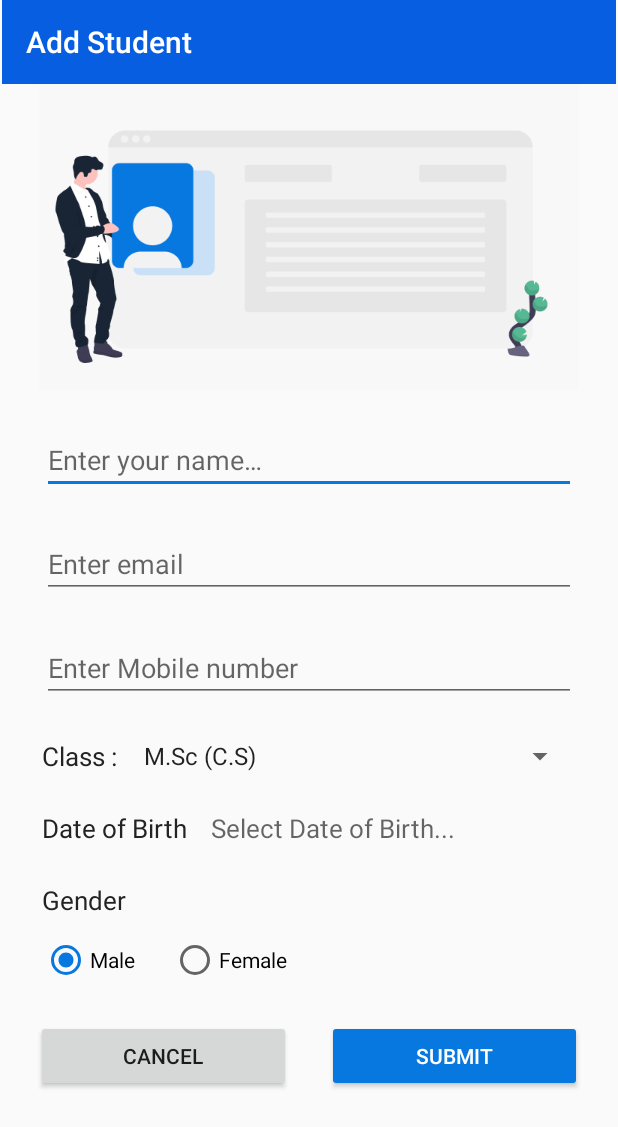
After one commit to ismail-creatvt/Registrar, an Android app: the AddStudentActivity screen opened directly, with no data from a screen before it, on a phone screen of 412 x 824 dp. The commit adds this screen. Shown: the top 1127 px of the screen. Run offline under Robolectric (Android 15) with nearby library versions, the phone set to English and light mode, and no system bars.

Commit message:
Added UI for Add student and done validations for fields. Added Date picker dialog.

```diff
--- a/app/build.gradle
+++ b/app/build.gradle
@@ -30,7 +30,7 @@ dependencies {
     implementation 'androidx.core:core-ktx:1.3.1'
     implementation 'androidx.appcompat:appcompat:1.2.0'
     implementation 'androidx.constraintlayout:constraintlayout:2.0.1'
-    testImplementation 'junit:junit:4.12'
+    testImplementation 'junit:junit:4.13'
     androidTestImplementation 'androidx.test.ext:junit:1.1.2'
     androidTestImplementation 'androidx.test.espresso:espresso-core:3.3.0'
 
--- a/app/src/main/AndroidManifest.xml
+++ b/app/src/main/AndroidManifest.xml
@@ -9,7 +9,8 @@
         android:roundIcon="@mipmap/ic_launcher_round"
         android:supportsRtl="false"
         android:theme="@style/AppTheme">
-        <activity android:name=".MainActivity"/>
+        <activity android:name=".AddStudentActivity"></activity>
+        <activity android:name=".MainActivity" />
         <activity android:name=".SplashActivity">
             <intent-filter>
                 <action android:name="android.intent.action.MAIN" />
--- /dev/null
+++ b/app/src/main/java/com/ismail/creatvt/registrar/AddStudentActivity.kt
@@ -0,0 +1,158 @@
+package com.ismail.creatvt.registrar
+
+import android.app.DatePickerDialog
+import android.content.DialogInterface
+import androidx.appcompat.app.AppCompatActivity
+import android.os.Bundle
+import android.util.Patterns
+import android.view.View
+import android.widget.ArrayAdapter
+import android.widget.DatePicker
+import androidx.appcompat.app.AlertDialog
+import kotlinx.android.synthetic.main.activity_add_student.*
+import org.intellij.lang.annotations.Language
+import java.util.*
+import java.util.regex.Matcher
+import java.util.regex.Pattern
+
+class AddStudentActivity : AppCompatActivity(), DatePickerDialog.OnDateSetListener {
+    override fun onCreate(savedInstanceState: Bundle?) {
+        super.onCreate(savedInstanceState)
+        setContentView(R.layout.activity_add_student)
+
+        setUpClassDropDown()
+
+        submit.setOnClickListener(this::onSubmit)
+        cancel.setOnClickListener {
+            showCancelConfirmationDialog()
+        }
+
+        date_field.setOnClickListener {
+            showDatePickerDialog()
+        }
+    }
+
+    private fun showDatePickerDialog() {
+        val calendar = Calendar.getInstance()
+        val date = calendar.get(Calendar.DAY_OF_MONTH)
+        val month = calendar.get(Calendar.MONTH)
+        val year = calendar.get(Calendar.YEAR)
+
+        val datePicker = DatePickerDialog(
+            this,
+            this,
+            year,
+            month,
+            date
+        )
+        val milliInOneYear = 365 * 24 * 60 * 60 * 1000.toLong()
+        val milliInThirtyYears = (30 * milliInOneYear)
+        val milliInTwelveYears = (12 * milliInOneYear)
+        datePicker.datePicker.minDate = calendar.timeInMillis - milliInThirtyYears
+        datePicker.datePicker.maxDate = calendar.timeInMillis - milliInTwelveYears
+        datePicker.show()
+    }
+
+    private fun onSubmit(view: View) {
+        if (isDataValid()) {
+            saveDataToDb()
+            finish()
+        }
+    }
+
+    private fun saveDataToDb() {
+        //Write code to save data to DB
+    }
+
+    /**
+     * Checks if the user has entered valid data
+     */
+    private fun isDataValid(): Boolean {
+        val name = name_field.text.toString()
+        val email = email_field.text.toString()
+        val mobile = mobile_field.text.toString()
+        val dateOfBirth = date_field.text.toString()
+
+        if (name.isEmpty()) {
+            name_field.error = "Please enter name!"
+            return false
+        }
+        name_field.error = null
+
+        if (isEmailInvalid(email)) {
+            email_field.error = "Please enter valid email!"
+            return false
+        }
+        email_field.error = null
+
+        if (isMobileInvalid(mobile)) {
+            mobile_field.error = "Please enter valid mobile!"
+            return false
+        }
+        mobile_field.error = null
+
+        if (dateOfBirth.isEmpty()) {
+            date_field.error = "Please enter date of birth!"
+            return false
+        }
+        date_field.error = null
+        return true
+    }
+
+    private fun isMobileInvalid(mobile: String): Boolean {
+        @Language("RegExp") val mobilePattern = "[0-9]{10}"
+        val mobileMatcher = Pattern.compile(mobilePattern).matcher(mobile)
+        return !mobileMatcher.matches()
+    }
+
+    private fun isEmailInvalid(email: String): Boolean {
+        val emailMatcher = Patterns.EMAIL_ADDRESS.matcher(email)
+        return !emailMatcher.matches()
+    }
+
+    override fun onBackPressed() {
+        showCancelConfirmationDialog()
+    }
+
+    /**
+     * Shows a dialog to confirm whether the user wants to exit this screen
+     */
+    private fun showCancelConfirmationDialog() {
+        AlertDialog.Builder(this)
+            .setMessage(R.string.cancel_confirmation)
+            .setPositiveButton(R.string.yes) { dialogInterface: DialogInterface, i: Int ->
+                dialogInterface.dismiss()
+                finish()
+            }
+            .setNegativeButton(R.string.no) { dialogInterface: DialogInterface, i: Int ->
+                dialogInterface.dismiss()
+            }
+            .show()
+    }
+
+    /**
+     * Sets up list of classes and attaches it to the spinner
+     */
+    private fun setUpClassDropDown() {
+        val classNames = arrayOf(
+            "M.Sc (C.S)",
+            "B.Sc (C.S)",
+            "MCA",
+            "BCA",
+            "B.Com",
+            "BBA",
+            "M.Com"
+        )
+        val adapter = ArrayAdapter(
+            this,
+            android.R.layout.simple_spinner_item,
+            classNames
+        )
+        adapter.setDropDownViewResource(android.R.layout.simple_spinner_dropdown_item)
+        class_spinner.adapter = adapter
+    }
+
+    override fun onDateSet(view: DatePicker?, year: Int, month: Int, dayOfMonth: Int) {
+        date_field.text = "$dayOfMonth / $month / $year"
+    }
+}
--- /dev/null
+++ b/app/src/main/res/drawable/selector_demo.xml
@@ -0,0 +1,5 @@
+<?xml version="1.0" encoding="utf-8"?>
+<selector xmlns:android="http://schemas.android.com/apk/res/android">
+    <item android:drawable="@drawable/background" android:state_checkable="true"/>
+    <item android:drawable="@drawable/background" android:state_checkable="true"/>
+</selector>
--- /dev/null
+++ b/app/src/main/res/drawable/shape_drawable_demo.xml
@@ -0,0 +1,6 @@
+<?xml version="1.0" encoding="utf-8"?>
+<shape xmlns:android="http://schemas.android.com/apk/res/android">
+    <solid android:color="@color/colorPrimary"/>
+    <corners android:radius="8dp"/>
+    <size android:width="32dp" android:height="32dp"/>
+</shape>
--- /dev/null
+++ b/app/src/main/res/layout/activity_add_student.xml
@@ -0,0 +1,189 @@
+<?xml version="1.0" encoding="utf-8"?>
+<androidx.constraintlayout.widget.ConstraintLayout xmlns:android="http://schemas.android.com/apk/res/android"
+    xmlns:app="http://schemas.android.com/apk/res-auto"
+    xmlns:tools="http://schemas.android.com/tools"
+    android:layout_width="match_parent"
+    android:layout_height="match_parent"
+    tools:context=".AddStudentActivity">
+
+    <androidx.appcompat.widget.Toolbar
+        android:id="@+id/toolbar"
+        android:layout_width="409dp"
+        android:layout_height="wrap_content"
+        android:background="?attr/colorPrimary"
+        android:minHeight="?attr/actionBarSize"
+        android:theme="?attr/actionBarTheme"
+        app:layout_constraintEnd_toEndOf="parent"
+        app:layout_constraintStart_toStartOf="parent"
+        app:layout_constraintTop_toTopOf="parent"
+        app:title="@string/add_student"
+        app:titleTextColor="@android:color/white" />
+
+    <ImageView
+        android:id="@+id/imageView2"
+        android:layout_width="0dp"
+        android:layout_height="wrap_content"
+        app:layout_constraintEnd_toEndOf="parent"
+        app:layout_constraintStart_toStartOf="parent"
+        app:layout_constraintTop_toBottomOf="@+id/toolbar"
+        app:srcCompat="@drawable/form_header" />
+
+    <ScrollView
+        android:layout_width="0dp"
+        android:layout_height="0dp"
+        app:layout_constraintBottom_toBottomOf="parent"
+        app:layout_constraintEnd_toEndOf="parent"
+        app:layout_constraintStart_toStartOf="parent"
+        app:layout_constraintTop_toBottomOf="@+id/imageView2">
+        <androidx.constraintlayout.widget.ConstraintLayout
+            android:layout_width="match_parent"
+            android:layout_height="wrap_content">
+
+            <EditText
+                android:id="@+id/name_field"
+                android:layout_width="0dp"
+                android:layout_height="wrap_content"
+                android:layout_marginStart="28dp"
+                android:layout_marginTop="24dp"
+                android:layout_marginEnd="28dp"
+                android:ems="10"
+                tools:text="Ismail"
+                android:hint="@string/enter_your_name"
+                android:inputType="textPersonName"
+                app:layout_constraintEnd_toEndOf="parent"
+                app:layout_constraintStart_toStartOf="parent"
+                app:layout_constraintTop_toTopOf="parent"/>
+
+            <EditText
+                android:id="@+id/email_field"
+                android:layout_width="0dp"
+                android:layout_height="wrap_content"
+                android:layout_marginTop="24dp"
+                android:ems="10"
+                android:hint="@string/enter_email"
+                android:inputType="textEmailAddress"
+                app:layout_constraintEnd_toEndOf="@+id/name_field"
+                app:layout_constraintStart_toStartOf="@+id/name_field"
+                app:layout_constraintTop_toBottomOf="@+id/name_field" />
+
+            <EditText
+                android:id="@+id/mobile_field"
+                android:layout_width="0dp"
+                android:layout_height="wrap_content"
+                android:layout_marginTop="24dp"
+                android:ems="10"
+                android:hint="@string/enter_mobile_number"
+                android:inputType="phone"
+                app:layout_constraintEnd_toEndOf="@+id/email_field"
+                app:layout_constraintStart_toStartOf="@+id/email_field"
+                app:layout_constraintTop_toBottomOf="@+id/email_field" />
+
+            <TextView
+                android:id="@+id/textView"
+                android:layout_width="wrap_content"
+                android:layout_height="wrap_content"
+                android:text="@string/class_label"
+                android:textSize="17sp"
+                android:textColor="@color/textColorNormal"
+                app:layout_constraintBottom_toBottomOf="@+id/class_spinner"
+                app:layout_constraintStart_toStartOf="@+id/mobile_field" />
+
+            <Spinner
+                android:id="@+id/class_spinner"
+                android:layout_width="0dp"
+                android:layout_height="wrap_content"
+                android:layout_marginStart="10dp"
+                android:layout_marginTop="24dp"
+                app:layout_constraintEnd_toEndOf="@+id/mobile_field"
+                app:layout_constraintStart_toEndOf="@+id/textView"
+                app:layout_constraintTop_toBottomOf="@+id/mobile_field" />
+
+            <TextView
+                android:id="@+id/textView2"
+                android:layout_width="wrap_content"
+                android:layout_height="wrap_content"
+                android:layout_marginTop="24dp"
+                android:textSize="17sp"
+                android:text="@string/date_of_birth"
+                android:textColor="@color/textColorNormal"
+                app:layout_constraintStart_toStartOf="@+id/textView"
+                app:layout_constraintTop_toBottomOf="@+id/textView" />
+
+            <TextView
+                android:id="@+id/date_field"
+                android:layout_width="0dp"
+                android:layout_height="wrap_content"
+                android:layout_marginStart="16dp"
+                android:textSize="17sp"
+                android:hint="@string/select_date_of_birth"
+                android:textColor="@color/textColorNormal"
+                app:layout_constraintBaseline_toBaselineOf="@+id/textView2"
+                app:layout_constraintEnd_toEndOf="@+id/class_spinner"
+                app:layout_constraintStart_toEndOf="@+id/textView2" />
+
+            <TextView
+                android:id="@+id/textView4"
+                android:layout_width="wrap_content"
+                android:layout_height="wrap_content"
+                android:layout_marginTop="24dp"
+                android:text="@string/gender"
+                android:textSize="17sp"
+                android:textColor="@color/textColorNormal"
+                app:layout_constraintStart_toStartOf="@+id/textView2"
+                app:layout_constraintTop_toBottomOf="@+id/textView2" />
+
+            <RadioGroup
+                android:id="@+id/gender_group"
+                android:layout_width="wrap_content"
+                android:layout_height="wrap_content"
+                android:layout_marginTop="12dp"
+                android:orientation="horizontal"
+                app:layout_constraintStart_toStartOf="@+id/textView4"
+                app:layout_constraintTop_toBottomOf="@+id/textView4">
+
+                <RadioButton
+                    android:id="@+id/male_option"
+                    android:layout_width="match_parent"
+                    android:layout_height="wrap_content"
+                    android:checked="true"
+                    android:text="@string/male" />
+
+                <RadioButton
+                    android:id="@+id/female_option"
+                    android:layout_width="match_parent"
+                    android:layout_height="wrap_content"
+                    android:layout_marginStart="24dp"
+                    android:text="@string/female" />
+            </RadioGroup>
+
+            <Button
+                android:id="@+id/cancel"
+                android:layout_width="0dp"
+                android:layout_height="wrap_content"
+                android:layout_marginStart="24dp"
+                android:layout_marginTop="24dp"
+                android:layout_marginEnd="12dp"
+                android:layout_marginBottom="24dp"
+                android:text="@string/cancel"
+                app:layout_constraintBottom_toBottomOf="parent"
+                app:layout_constraintEnd_toStartOf="@+id/submit"
+                app:layout_constraintStart_toStartOf="parent"
+                app:layout_constraintTop_toBottomOf="@+id/gender_group" />
+
+            <Button
+                android:id="@+id/submit"
+                android:layout_width="0dp"
+                android:layout_height="wrap_content"
+                android:layout_marginStart="12dp"
+                android:layout_marginEnd="24dp"
+                android:text="@string/submit"
+                app:backgroundTint="@color/colorAccent"
+                android:textColor="@android:color/white"
+                app:layout_constraintBottom_toBottomOf="@+id/cancel"
+                app:layout_constraintEnd_toEndOf="parent"
+                app:layout_constraintStart_toEndOf="@+id/cancel"
+                app:layout_constraintTop_toTopOf="@+id/cancel" />
+
+        </androidx.constraintlayout.widget.ConstraintLayout>
+    </ScrollView>
+</androidx.constraintlayout.widget.ConstraintLayout>
--- a/app/src/main/res/values/colors.xml
+++ b/app/src/main/res/values/colors.xml
@@ -1,6 +1,7 @@
 <?xml version="1.0" encoding="utf-8"?>
 <resources>
-    <color name="colorPrimary">#6200EE</color>
-    <color name="colorPrimaryDark">#3700B3</color>
-    <color name="colorAccent">#03DAC5</color>
+    <color name="colorPrimary">#075EE0</color>
+    <color name="colorPrimaryDark">#0778E0</color>
+    <color name="colorAccent">#0778E0</color>
+    <color name="textColorNormal">#232323</color>
 </resources>
--- a/app/src/main/res/values/strings.xml
+++ b/app/src/main/res/values/strings.xml
@@ -3,4 +3,18 @@
     <string name="add_student">Add Student</string>
     <string name="manage_students">Manage Students</string>
     <string name="about_us">About Us</string>
+    <string name="enter_your_name">Enter your name…</string>
+    <string name="enter_email">Enter email</string>
+    <string name="enter_mobile_number">Enter Mobile number</string>
+    <string name="class_label">Class :</string>
+    <string name="date_of_birth">Date of Birth</string>
+    <string name="select_date_of_birth">Select Date of Birth...</string>
+    <string name="male">Male</string>
+    <string name="female">Female</string>
+    <string name="gender">Gender</string>
+    <string name="submit">Submit</string>
+    <string name="cancel">Cancel</string>
+    <string name="cancel_confirmation">Do you want to cancel?</string>
+    <string name="yes">Yes</string>
+    <string name="no">No</string>
 </resources>
--- a/app/src/main/res/values/styles.xml
+++ b/app/src/main/res/values/styles.xml
@@ -6,8 +6,6 @@
 
         <item name="windowNoTitle">true</item>
         <item name="windowActionBar">false</item>
-
-        <item name="android:windowTranslucentStatus">true</item>
     </style>
 
 </resources>
```
Also changed, not shown: app/src/main/java/com/ismail/creatvt/registrar/MainActivity.kt (+8 -0 lines), app/src/main/res/drawable/layer_list_demo.xml (added, +17 -0 lines), app/src/main/res/drawable/registrar_logo.xml (added, +25 -0 lines), app/src/main/res/layout/activity_main.xml (+2 -9 lines), app/src/main/res/drawable-mdpi/form_header.png (added), app/src/main/res/drawable-xhdpi/form_header.png (added), app/src/main/res/drawable-xxhdpi/form_header.png (added).
